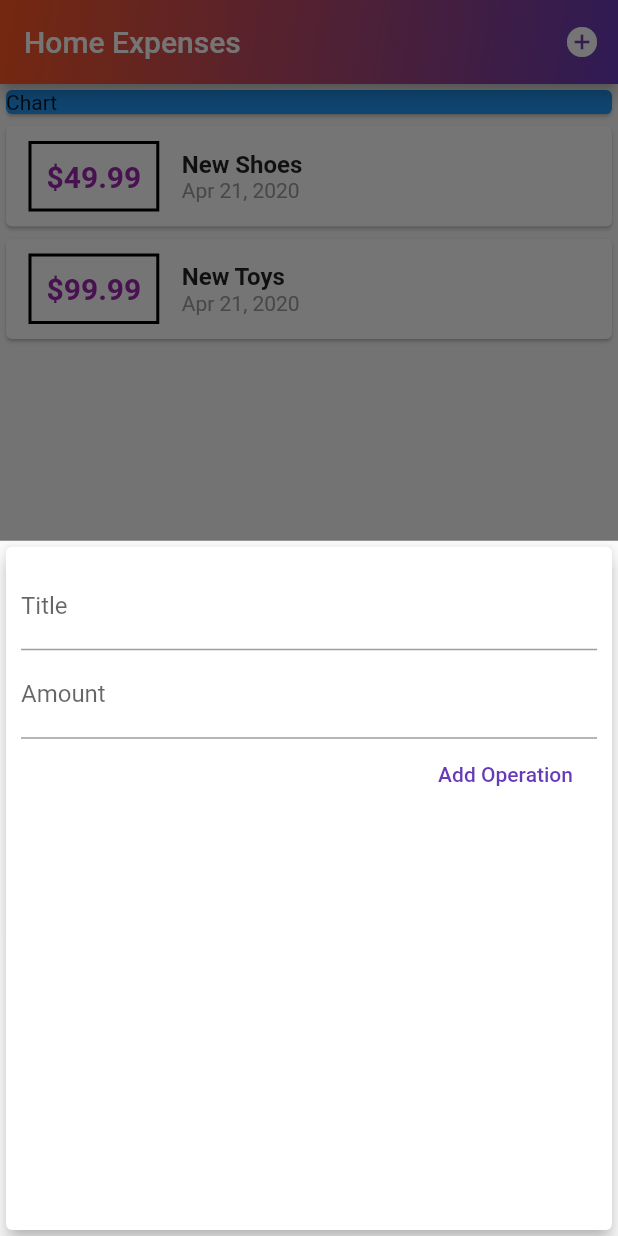
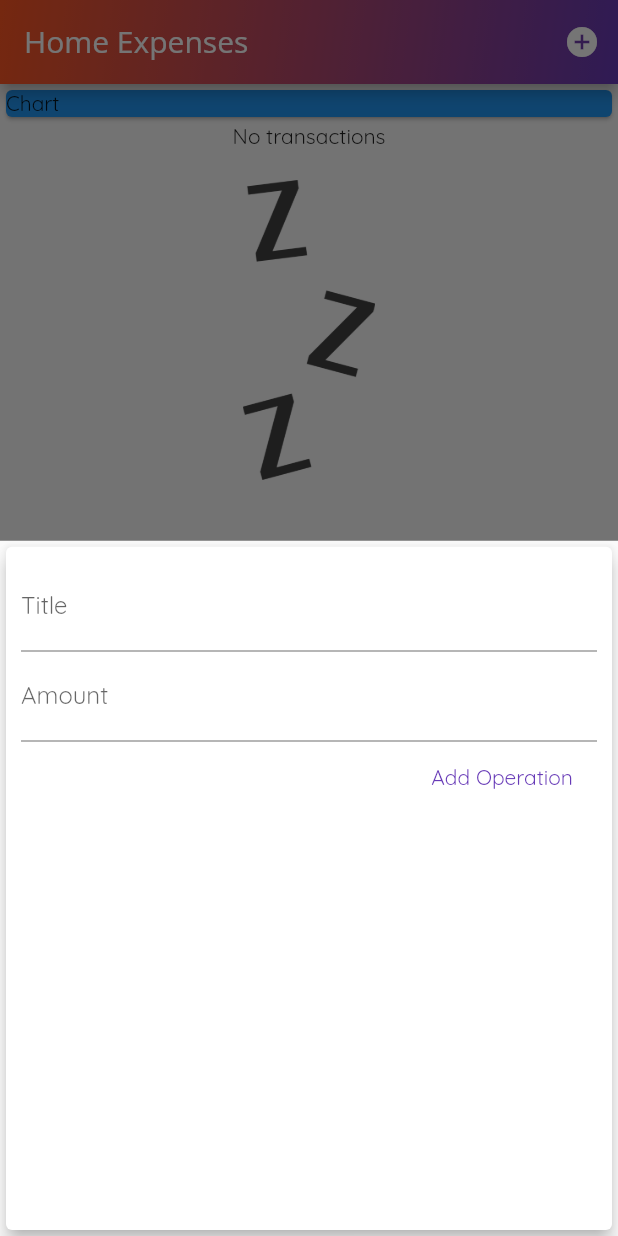
Before and after one commit to Gagulo/Home-Expenses-Mobile-App, a Flutter app: the screen it shows after launch, after a tap on the "add circle" icon, on a phone screen of 412 x 824 dp. Run offline on Flutter 3.47's test engine with Material 2 defaults, Android fonts, the phone set to English and light mode, and no system bars.

Commit message:
adding image for empty list

```diff
--- a/lib/main.dart
+++ b/lib/main.dart
@@ -11,6 +11,7 @@ class MyApp extends StatelessWidget {
     return MaterialApp(
       title: 'Home Expenses',
       home: MyHomePage(),
+      theme: ThemeData(fontFamily: 'Quicksand'),
     );
   }
 }
@@ -22,10 +23,10 @@ class MyHomePage extends StatefulWidget {
 
 class _MyHomePageState extends State<MyHomePage> {
   final List<Transaction> _userTransactions = [
-    Transaction(
-        id: 't1', title: 'New Shoes', amount: 49.99, date: DateTime.now()),
-    Transaction(
-        id: 't2', title: 'New Toys', amount: 99.99, date: DateTime.now())
+//    Transaction(
+//        id: 't1', title: 'New Shoes', amount: 49.99, date: DateTime.now()),
+//    Transaction(
+//        id: 't2', title: 'New Toys', amount: 99.99, date: DateTime.now())
   ];
 
   void _newTransaction(String titleInput, double amountInput) {
@@ -55,7 +56,10 @@ class _MyHomePageState extends State<MyHomePage> {
   Widget build(BuildContext context) {
     return Scaffold(
       appBar: AppBar(
-        title: Text('Home Expenses'),
+        title: Text(
+          'Home Expenses',
+          style: TextStyle(fontFamily: 'OpenSans'),
+        ),
         flexibleSpace: Container(
           decoration: BoxDecoration(
               gradient: LinearGradient(
@@ -86,7 +90,7 @@ class _MyHomePageState extends State<MyHomePage> {
       ),
       floatingActionButtonLocation: FloatingActionButtonLocation.centerFloat,
       floatingActionButton: FloatingActionButton(
-        child: Icon(Icons.add_circle),
+        child: Icon(Icons.add),
         onPressed: () => _startNewTransaction(context),
       ),
     );
--- a/lib/widgets/new_transaction.dart
+++ b/lib/widgets/new_transaction.dart
@@ -1,11 +1,18 @@
 import 'package:flutter/material.dart';
 
-class NewTransaction extends StatelessWidget {
-  final titleController = TextEditingController();
-  final amountController = TextEditingController();
+class NewTransaction extends StatefulWidget {
   final Function addTransaction;
 
   NewTransaction(this.addTransaction);
+
+  @override
+  _NewTransactionState createState() => _NewTransactionState();
+}
+
+class _NewTransactionState extends State<NewTransaction> {
+  final titleController = TextEditingController();
+
+  final amountController = TextEditingController();
 
   void submitTransaction() {
     final enteredTitle = titleController.text;
@@ -15,10 +22,12 @@ class NewTransaction extends StatelessWidget {
       return;
     }
 
-    addTransaction(
+    widget.addTransaction(
       enteredTitle,
       enteredAmount,
     );
+
+    Navigator.of(context).pop();
   }
 
   @override
--- a/lib/widgets/transaction_list.dart
+++ b/lib/widgets/transaction_list.dart
@@ -1,4 +1,3 @@
-import 'package:expenses_app/models/transaction.dart';
 import 'package:flutter/material.dart';
 import 'package:intl/intl.dart';
 
@@ -13,13 +12,29 @@ class TransactionList extends StatelessWidget {
   Widget build(BuildContext context) {
     return Container(
       height: 300,
-      child: ListView.builder(
+      child: transactions.isEmpty
+          ? Column(
+              children: <Widget>[
+                Text('No transactions'),
+                SizedBox(
+                  height: 20,
+                ),
+                Container(
+                    height: 200,
+                    child: Image.asset(
+                      'assets/images/waiting.png',
+                      fit: BoxFit.cover,
+                    )),
+              ],
+            )
+          : ListView.builder(
               itemBuilder: (context, index) {
                 return Card(
                   child: Row(
                     children: <Widget>[
                       Container(
-                  margin: EdgeInsets.symmetric(vertical: 10, horizontal: 15),
+                        margin:
+                            EdgeInsets.symmetric(vertical: 10, horizontal: 15),
                         decoration: BoxDecoration(
                             border: Border.all(
                           color: Colors.black,
@@ -39,8 +54,8 @@ class TransactionList extends StatelessWidget {
                         children: <Widget>[
                           Text(
                             transactions[index].title,
-                      style:
-                          TextStyle(fontSize: 16, fontWeight: FontWeight.bold),
+                            style: TextStyle(
+                                fontSize: 16, fontWeight: FontWeight.bold),
                           ),
                           Text(
                             DateFormat.yMMMd().format(transactions[index].date),
```
Also changed, not shown: pubspec.yaml (+13 -8 lines), assets/fonts/OpenSans-Bold.ttf (added), assets/fonts/OpenSans-Regular.ttf (added), assets/fonts/Quicksand-Bold.ttf (added), assets/fonts/Quicksand-Light.ttf (added), assets/fonts/Quicksand-Medium.ttf (added), assets/fonts/Quicksand-Regular.ttf (added), assets/images/waiting.png (added). Lines whose indentation alone changed are shown as unchanged.
